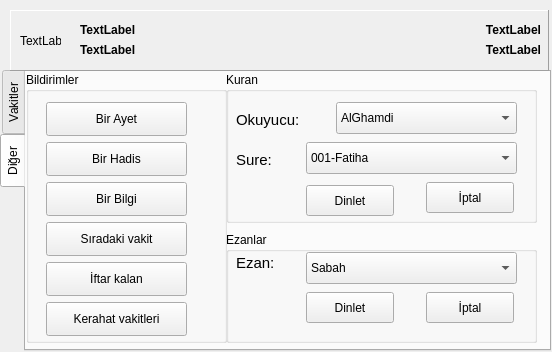
Above: qtezanvakti.ui from fbostanci/ezanvakti-qt-gui before the change. Below: the same form after it.
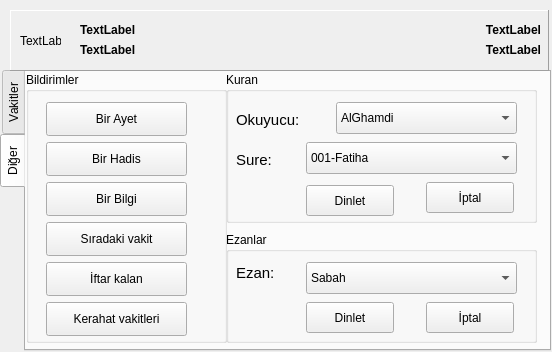
That is the form after the change. The open tabs and pages were chosen to show the change.

```diff
--- a/qtezanvakti.ui
+++ b/qtezanvakti.ui
@@ -1370,7 +1370,7 @@
        <property name="geometry">
         <rect>
          <x>80</x>
-         <y>20</y>
+         <y>30</y>
          <width>211</width>
          <height>32</height>
         </rect>
@@ -1415,7 +1415,7 @@
        <property name="geometry">
         <rect>
          <x>10</x>
-         <y>20</y>
+         <y>30</y>
          <width>71</width>
          <height>21</height>
         </rect>
@@ -1433,7 +1433,7 @@
        <property name="geometry">
         <rect>
          <x>80</x>
-         <y>60</y>
+         <y>70</y>
          <width>88</width>
          <height>31</height>
         </rect>
@@ -1446,7 +1446,7 @@
        <property name="geometry">
         <rect>
          <x>200</x>
-         <y>60</y>
+         <y>70</y>
          <width>88</width>
          <height>31</height>
         </rect>
```
Left out of the diff: 10 changed lines with no effect on the pictures.
